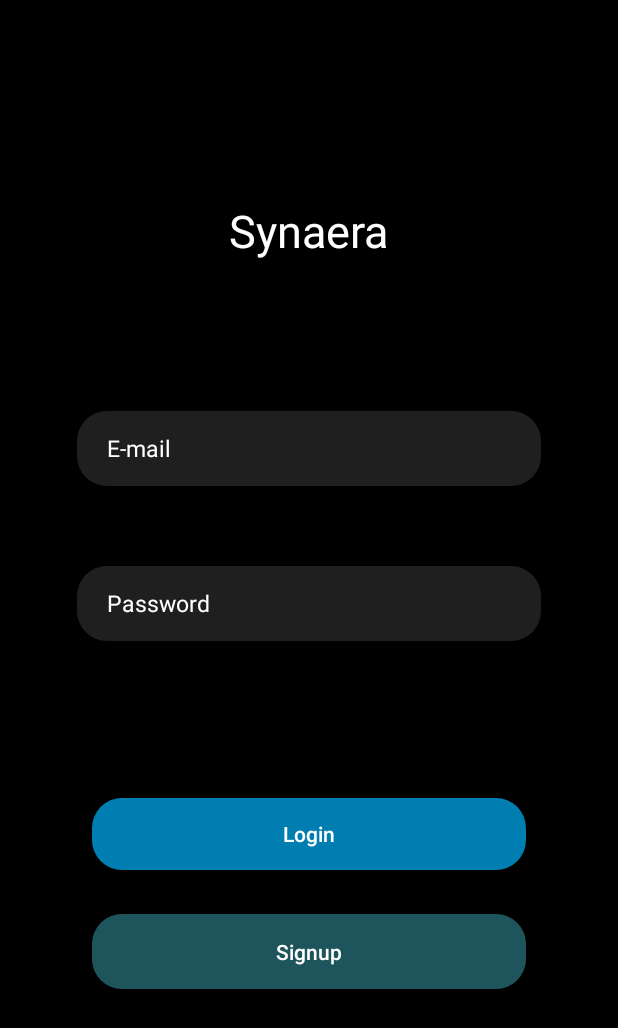
After one commit to MehrinFirdousi/Synaera-app, an Android app: the layout activity_login.xml on its own in the app's theme, with its tools: preview values and no code run, on a phone screen of 412 x 824 dp. The commit adds this screen. Shown: the top 1028 px of the screen. Run offline under Robolectric (Android 15) with nearby library versions, the phone set to English and light mode, and no system bars.

Commit message:
Created and finished login activity, created register, added colors and some changes in manifest

```diff
--- a/app/src/main/AndroidManifest.xml
+++ b/app/src/main/AndroidManifest.xml
@@ -24,18 +24,26 @@
         android:usesCleartextTraffic="true"
         tools:targetApi="31">
         <activity
+            android:name=".LoginActivity"
+            android:noHistory="false"
+            android:exported="true" >
+            <intent-filter>
+                <action android:name="android.intent.action.MAIN" />
+                <category android:name="android.intent.category.LAUNCHER" />
+            </intent-filter>
+        </activity>
+        <activity
+            android:name=".RegisterActivity"
+            android:exported="false" />
+        <activity
             android:name=".Settings"
             android:exported="false" />
         <activity
             android:name=".MainActivity"
-            android:exported="true"
-            android:windowSoftInputMode="adjustPan">
-            <intent-filter>
-                <action android:name="android.intent.action.MAIN" />
+            android:exported="false"
+            android:windowSoftInputMode="adjustPan"/>
 
-                <category android:name="android.intent.category.LAUNCHER" />
-            </intent-filter>
-        </activity>
+
     </application>
 
 </manifest>
--- /dev/null
+++ b/app/src/main/java/com/example/synaera/LoginActivity.kt
@@ -0,0 +1,30 @@
+package com.example.synaera
+
+import android.content.Intent
+import android.os.Bundle
+import androidx.appcompat.app.AppCompatActivity
+import com.example.synaera.databinding.ActivityLoginBinding
+
+class LoginActivity : AppCompatActivity() {
+    override fun onCreate(savedInstanceState: Bundle?) {
+        super.onCreate(savedInstanceState)
+        val binding = ActivityLoginBinding.inflate(layoutInflater)
+        setContentView(binding.root)
+
+        binding.signupBttn.setOnClickListener{
+            val intent = Intent(this, RegisterActivity::class.java)
+            startActivity(intent)
+        }
+
+        binding.loginBttn.setOnClickListener{
+            val email = binding.emailEditText.text.toString()
+            val password = binding.passwordEditText.text.toString()
+            if (email.equals("synaera@semaphore.com", true) &&
+                password == "123456") {
+                val intent = Intent(this, MainActivity::class.java)
+                startActivity(intent)
+                finish()
+            }
+        }
+    }
+}
--- /dev/null
+++ b/app/src/main/java/com/example/synaera/RegisterActivity.kt
@@ -0,0 +1,11 @@
+package com.example.synaera
+
+import androidx.appcompat.app.AppCompatActivity
+import android.os.Bundle
+
+class RegisterActivity : AppCompatActivity() {
+    override fun onCreate(savedInstanceState: Bundle?) {
+        super.onCreate(savedInstanceState)
+        setContentView(R.layout.activity_register)
+    }
+}
--- /dev/null
+++ b/app/src/main/res/drawable/login_button_bg.xml
@@ -0,0 +1,12 @@
+<?xml version="1.0" encoding="utf-8"?>
+<shape xmlns:android="http://schemas.android.com/apk/res/android"
+    android:shape="rectangle"
+    android:padding = "10dp">
+    <solid android:color="@color/buttonBlue"/>
+    <corners
+        android:bottomRightRadius="20dp"
+        android:bottomLeftRadius="20dp"
+        android:topLeftRadius="20dp"
+        android:topRightRadius="20dp" />
+
+</shape>
--- /dev/null
+++ b/app/src/main/res/drawable/signup_button_bg.xml
@@ -0,0 +1,12 @@
+<?xml version="1.0" encoding="utf-8"?>
+<shape xmlns:android="http://schemas.android.com/apk/res/android"
+    android:shape="rectangle"
+    android:padding = "10dp">
+    <solid android:color="@color/midgreen"/>
+    <corners
+        android:bottomRightRadius="20dp"
+        android:bottomLeftRadius="20dp"
+        android:topLeftRadius="20dp"
+        android:topRightRadius="20dp" />
+
+</shape>
--- /dev/null
+++ b/app/src/main/res/layout/activity_login.xml
@@ -0,0 +1,106 @@
+<?xml version="1.0" encoding="utf-8"?>
+<androidx.constraintlayout.widget.ConstraintLayout xmlns:android="http://schemas.android.com/apk/res/android"
+    xmlns:app="http://schemas.android.com/apk/res-auto"
+    xmlns:tools="http://schemas.android.com/tools"
+    android:layout_width="match_parent"
+    android:layout_height="match_parent"
+    android:background="@color/black"
+    tools:context=".LoginActivity">
+
+    <TextView
+        android:id="@+id/textView"
+        android:layout_width="wrap_content"
+        android:layout_height="wrap_content"
+        android:text="Synaera"
+        android:textSize="30sp"
+        android:textColor="@color/white"
+        app:layout_constraintBottom_toBottomOf="parent"
+        app:layout_constraintEnd_toEndOf="parent"
+        app:layout_constraintStart_toStartOf="parent"
+        app:layout_constraintTop_toTopOf="parent"
+        app:layout_constraintVertical_bias="0.17"/>
+
+    <EditText
+        android:id="@+id/emailEditText"
+        android:layout_width="0dp"
+        android:layout_height="50dp"
+        android:layout_margin="10dp"
+        android:autofillHints="replyMessage"
+        android:background="@drawable/chat_edit_text"
+        android:hint="E-mail"
+        android:inputType="textEmailAddress"
+        android:paddingHorizontal="20dp"
+        android:paddingVertical="10dp"
+        android:textColor="@color/white"
+        android:textColorHint="@color/white"
+        android:textSize="@dimen/chat_text_size"
+        app:layout_constraintBottom_toBottomOf="parent"
+        app:layout_constraintEnd_toStartOf="@+id/rightGuide"
+        app:layout_constraintStart_toStartOf="@+id/leftGuide"
+        app:layout_constraintTop_toTopOf="parent"
+        app:layout_constraintVertical_bias="0.35" />
+
+    <EditText
+        android:id="@+id/passwordEditText"
+        android:layout_width="0dp"
+        android:layout_height="50dp"
+        android:layout_margin="10dp"
+        android:autofillHints="replyMessage"
+        android:background="@drawable/chat_edit_text"
+        android:hint="Password"
+        android:inputType="textPassword"
+        android:paddingHorizontal="20dp"
+        android:paddingVertical="10dp"
+        android:textColor="@color/white"
+        android:textColorHint="@color/white"
+        android:textSize="@dimen/chat_text_size"
+        app:layout_constraintVertical_bias="0.1"
+        app:layout_constraintBottom_toBottomOf="parent"
+        app:layout_constraintEnd_toStartOf="@+id/rightGuide"
+        app:layout_constraintStart_toStartOf="@+id/leftGuide"
+        app:layout_constraintTop_toBottomOf="@id/emailEditText" />
+
+    <androidx.appcompat.widget.AppCompatButton
+        android:id="@+id/loginBttn"
+        android:layout_width="0dp"
+        android:layout_height="wrap_content"
+        android:layout_marginHorizontal="20dp"
+        android:text="Login"
+        android:textAllCaps="false"
+        android:background="@drawable/login_button_bg"
+        android:textColor="@color/white"
+        app:layout_constraintVertical_bias="0.3"
+        app:layout_constraintBottom_toBottomOf="parent"
+        app:layout_constraintEnd_toStartOf="@+id/rightGuide"
+        app:layout_constraintStart_toStartOf="@+id/leftGuide"
+        app:layout_constraintTop_toBottomOf="@+id/passwordEditText" />
+
+    <androidx.appcompat.widget.AppCompatButton
+        android:id="@+id/signupBttn"
+        android:layout_width="0dp"
+        android:layout_height="50dp"
+        android:layout_marginHorizontal="20dp"
+        android:text="Signup"
+        android:textAllCaps="false"
+        android:textColor="@color/white"
+        android:background="@drawable/signup_button_bg"
+        app:layout_constraintVertical_bias="0.15"
+        app:layout_constraintBottom_toBottomOf="parent"
+        app:layout_constraintEnd_toStartOf="@+id/rightGuide"
+        app:layout_constraintStart_toStartOf="@+id/leftGuide"
+        app:layout_constraintTop_toBottomOf="@+id/loginBttn" />
+
+    <androidx.constraintlayout.widget.Guideline
+        android:id="@+id/leftGuide"
+        android:layout_width="wrap_content"
+        android:layout_height="wrap_content"
+        android:orientation="vertical"
+        app:layout_constraintGuide_percent="0.10" />
+
+    <androidx.constraintlayout.widget.Guideline
+        android:id="@+id/rightGuide"
+        android:layout_width="wrap_content"
+        android:layout_height="wrap_content"
+        android:orientation="vertical"
+        app:layout_constraintGuide_percent="0.90" />
+</androidx.constraintlayout.widget.ConstraintLayout>
--- /dev/null
+++ b/app/src/main/res/layout/activity_register.xml
@@ -0,0 +1,9 @@
+<?xml version="1.0" encoding="utf-8"?>
+<androidx.constraintlayout.widget.ConstraintLayout xmlns:android="http://schemas.android.com/apk/res/android"
+    xmlns:app="http://schemas.android.com/apk/res-auto"
+    xmlns:tools="http://schemas.android.com/tools"
+    android:layout_width="match_parent"
+    android:layout_height="match_parent"
+    tools:context=".RegisterActivity">
+
+</androidx.constraintlayout.widget.ConstraintLayout>
--- a/app/src/main/res/values/colors.xml
+++ b/app/src/main/res/values/colors.xml
@@ -20,7 +20,7 @@
     <color name="paledogwood">#FFF4D8CD</color>
     <color name="charcoal">#FF373F51</color>
     <color name="melon">#FFDAA49A</color>
-    <color name="chatBlue">#007EF4</color>
+    <color name="buttonBlue">#007EB1</color>
     <color name="bone">#FFE0DDCF</color>
     <color name="verylightgrey">#FFF1F0EA</color>
 
@@ -31,4 +31,6 @@
     <color name="columbia_blue">#ffc5d5e4</color>
     <color name="spacecadet">#FF1B1B3A</color>
 
+
+
 </resources>
```
